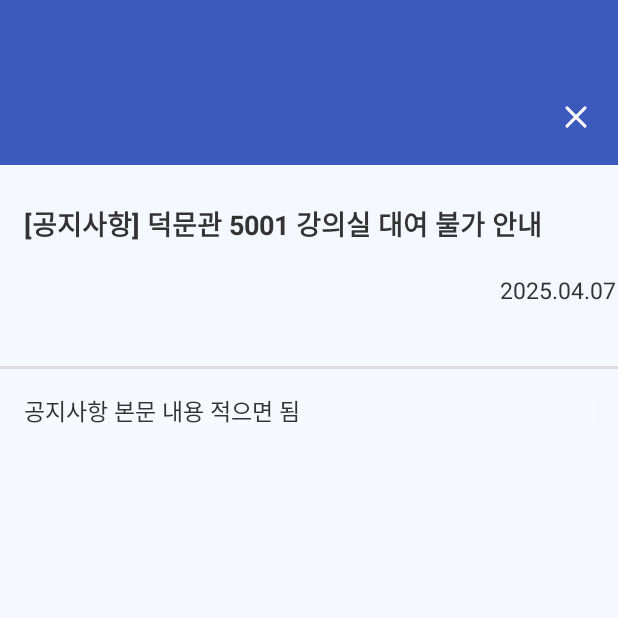
After one commit to Dhuns/2025_Pick_Dream, an Android app: the fragment NoticeDetailFragment shown on its own in the app's theme, on a phone screen of 412 x 824 dp, the top half of it. The commit adds this screen. Run offline under Robolectric (Android 15) with nearby library versions, the phone set to English and light mode, and no system bars; 4 statements that could not run were skipped.

Commit message:
공지사항 기능 추가

```diff
--- a/app/build.gradle.kts
+++ b/app/build.gradle.kts
@@ -2,6 +2,7 @@ plugins {
     alias(libs.plugins.android.application)
     alias(libs.plugins.kotlin.android)
     alias(libs.plugins.google.gms.google.services)
+    id("androidx.navigation.safeargs.kotlin") version "2.7.7"
 }
 
 android {
--- /dev/null
+++ b/app/src/main/java/com/example/pick_dream/ui/home/notice/NoticeDetailFragment.kt
@@ -0,0 +1,36 @@
+package com.example.pickdream.ui.home.notice
+
+import android.os.Bundle
+import android.view.LayoutInflater
+import android.view.View
+import android.view.ViewGroup
+import androidx.fragment.app.Fragment
+import androidx.navigation.fragment.navArgs
+import com.example.pick_dream.databinding.FragmentNoticeDetailBinding
+
+class NoticeDetailFragment : Fragment() {
+
+    private var _binding: FragmentNoticeDetailBinding? = null
+    private val binding get() = _binding!!
+
+    private val args: NoticeDetailFragmentArgs by navArgs()  // SafeArgs로 받은 데이터
+
+    override fun onCreateView(
+        inflater: LayoutInflater, container: ViewGroup?,
+        savedInstanceState: Bundle?
+    ): View {
+        _binding = FragmentNoticeDetailBinding.inflate(inflater, container, false)
+        return binding.root
+    }
+
+    override fun onViewCreated(view: View, savedInstanceState: Bundle?) {
+        binding.tvNoticeTitle.text = args.title
+        binding.tvNoticeDate.text = args.date
+        binding.tvNoticeContent.text = args.content  // content도 함께 넘길 경우
+    }
+
+    override fun onDestroyView() {
+        super.onDestroyView()
+        _binding = null
+    }
+}
--- /dev/null
+++ b/app/src/main/res/drawable/ic_close.xml
@@ -0,0 +1,13 @@
+<vector xmlns:android="http://schemas.android.com/apk/res/android"
+    android:width="24dp"
+    android:height="25dp"
+    android:viewportWidth="24"
+    android:viewportHeight="25">
+  <path
+      android:pathData="M18,6.5L6,18.5M6,6.5L18,18.5"
+      android:strokeLineJoin="round"
+      android:strokeWidth="2"
+      android:fillColor="#00000000"
+      android:strokeColor="#ffffff"
+      android:strokeLineCap="round"/>
+</vector>
--- /dev/null
+++ b/app/src/main/res/layout/fragment_notice_detail.xml
@@ -0,0 +1,90 @@
+<?xml version="1.0" encoding="utf-8"?>
+<androidx.constraintlayout.widget.ConstraintLayout
+    xmlns:android="http://schemas.android.com/apk/res/android"
+    xmlns:app="http://schemas.android.com/apk/res-auto"
+    android:layout_width="match_parent"
+    android:layout_height="match_parent"
+    android:background="#F5F8FF">
+
+    <!-- 상단 바 -->
+    <View
+        android:id="@+id/topBar"
+        android:layout_width="0dp"
+        android:layout_height="110dp"
+        android:background="#3C5ABD"
+        app:layout_constraintTop_toTopOf="parent"
+        app:layout_constraintStart_toStartOf="parent"
+        app:layout_constraintEnd_toEndOf="parent"/>
+
+    <!-- 닫기 버튼 -->
+    <ImageButton
+        android:id="@+id/btnClose"
+        android:layout_width="40dp"
+        android:layout_height="40dp"
+        android:background="?attr/selectableItemBackgroundBorderless"
+        android:src="@drawable/ic_close"
+        app:layout_constraintEnd_toEndOf="parent"
+        app:layout_constraintBottom_toBottomOf="@id/topBar"
+        android:layout_marginEnd="8dp"
+        android:layout_marginBottom="12dp" />
+
+    <!-- 타이틀 -->
+    <TextView
+        android:id="@+id/tvNoticeTitle"
+        android:layout_width="0dp"
+        android:layout_height="wrap_content"
+        android:text="[공지사항] 덕문관 5001 강의실 대여 불가 안내"
+        android:textColor="#333333"
+        android:textSize="18sp"
+        android:textStyle="bold"
+        app:layout_constraintTop_toBottomOf="@id/topBar"
+        app:layout_constraintStart_toStartOf="parent"
+        app:layout_constraintEnd_toEndOf="parent"
+        android:layout_marginTop="25dp"
+        android:layout_marginHorizontal="16dp"/>
+
+    <!-- 날짜 -->
+    <TextView
+        android:id="@+id/tvNoticeDate"
+        android:layout_width="wrap_content"
+        android:layout_height="wrap_content"
+        android:layout_marginEnd="1dp"
+        android:layout_marginTop="20dp"
+        android:text="2025.04.07"
+        android:textColor="#333333"
+        android:textSize="15sp"
+        app:layout_constraintEnd_toEndOf="parent"
+        app:layout_constraintTop_toBottomOf="@id/tvNoticeTitle" />
+
+    <!-- 구분선 -->
+    <View
+        android:id="@+id/divider"
+        android:layout_width="0dp"
+        android:layout_height="2dp"
+        android:background="#DDDDDD"
+        app:layout_constraintTop_toBottomOf="@id/tvNoticeDate"
+        app:layout_constraintStart_toStartOf="parent"
+        app:layout_constraintEnd_toEndOf="parent"
+        android:layout_marginTop="40dp"/>
+
+    <!-- 본문 -->
+    <ScrollView
+        android:layout_width="0dp"
+        android:layout_height="wrap_content"
+        app:layout_constraintTop_toBottomOf="@id/divider"
+        app:layout_constraintStart_toStartOf="parent"
+        app:layout_constraintEnd_toEndOf="parent"
+        android:layout_marginTop="16dp"
+        android:layout_marginHorizontal="16dp"
+        android:layout_marginBottom="16dp"
+        android:background="#F7F9FF">
+
+        <TextView
+            android:id="@+id/tvNoticeContent"
+            android:layout_width="match_parent"
+            android:layout_height="wrap_content"
+            android:text="공지사항 본문 내용 적으면 됨"
+            android:textColor="#333333"
+            android:textSize="15sp"/>
+    </ScrollView>
+</androidx.constraintlayout.widget.ConstraintLayout>
--- a/build.gradle.kts
+++ b/build.gradle.kts
@@ -1,4 +1,3 @@
-// Top-level build file where you can add configuration options common to all sub-projects/modules.
 plugins {
     alias(libs.plugins.android.application) apply false
     alias(libs.plugins.kotlin.android) apply false
```
Also changed, not shown: app/src/main/java/com/example/pick_dream/ui/home/HomeFragment.kt (+8 -0 lines), app/src/main/java/com/example/pick_dream/ui/home/notice/Notice.kt (added, +7 -0 lines), app/src/main/java/com/example/pick_dream/ui/home/notice/NoticeAdapter.kt (added, +39 -0 lines), app/src/main/java/com/example/pick_dream/ui/home/notice/NoticeFragment.kt (added, +93 -0 lines), app/src/main/java/com/example/pick_dream/ui/home/notice/NoticeViewModel.kt (added, +90 -0 lines), app/src/main/res/drawable/ic_arrow_back.xml (added, +13 -0 lines), app/src/main/res/layout/fragment_home.xml (+47 -32 lines), app/src/main/res/layout/fragment_notice.xml (added, +110 -0 lines), app/src/main/res/layout/item_notice.xml (added, +49 -0 lines), app/src/main/res/navigation/nav_graph.xml (added, +11 -0 lines).
